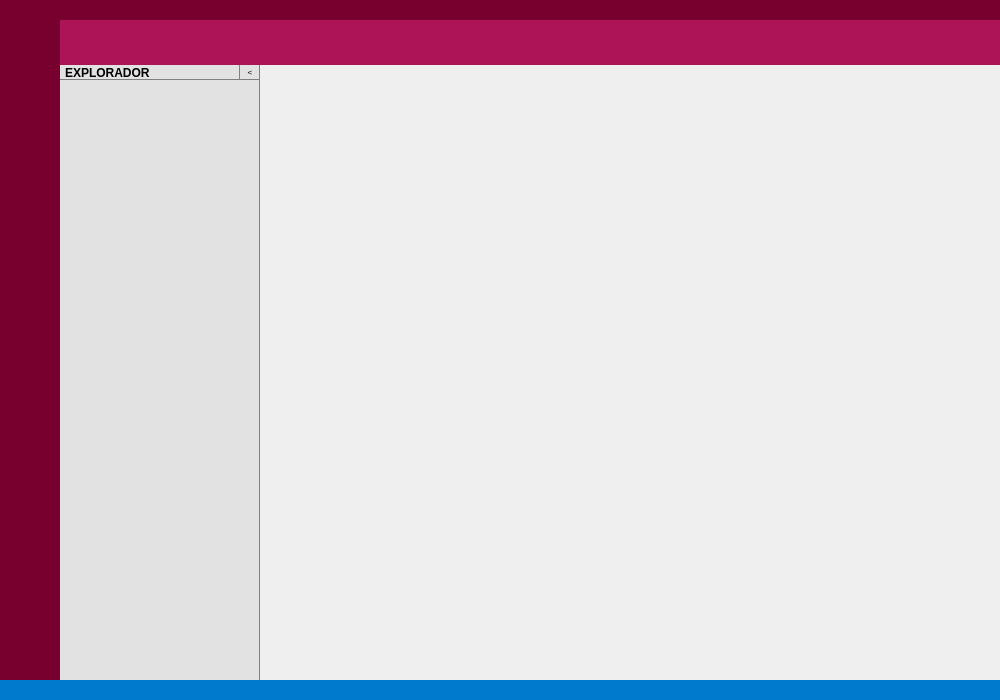
Qt form Software/development/Form/main.ui (Debaq/Fullaxis) before a commit.
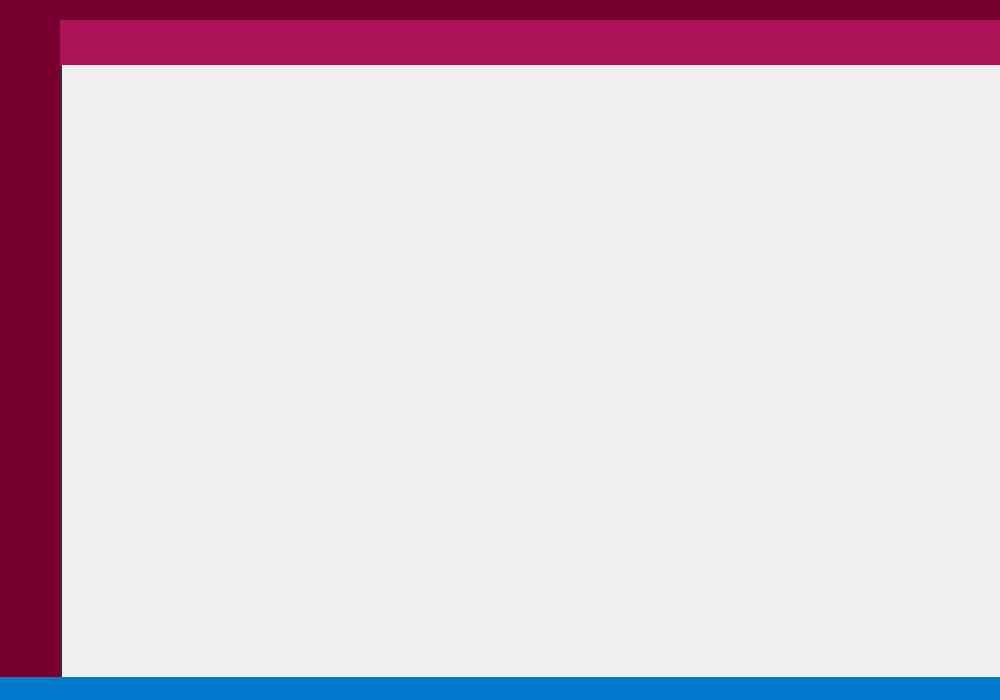
The same form after that commit. The open tabs and pages were chosen to show the change. Icons and pictures are not drawn.

```diff
--- a/Software/development/Form/main.ui
+++ b/Software/development/Form/main.ui
@@ -20,12 +20,6 @@
    <string>FullAxis</string>
   </property>
   <widget class="QWidget" name="FrameMain_L0">
-   <property name="sizePolicy">
-    <sizepolicy hsizetype="Expanding" vsizetype="Expanding">
-     <horstretch>0</horstretch>
-     <verstretch>0</verstretch>
-    </sizepolicy>
-   </property>
    <layout class="QVBoxLayout" name="layoutFrameMain_L0">
     <property name="spacing">
      <number>0</number>
@@ -530,10 +524,16 @@
           </item>
           <item>
            <widget class="QWidget" name="FrameMenuLeftinfo_L3" native="true">
+            <property name="minimumSize">
+             <size>
+              <width>0</width>
+              <height>23</height>
+             </size>
+            </property>
             <property name="maximumSize">
              <size>
               <width>16777215</width>
-              <height>20</height>
+              <height>23</height>
              </size>
             </property>
             <property name="styleSheet">
@@ -559,7 +559,7 @@
               <widget class="QLabel" name="labelMenuLeftInfo">
                <property name="font">
                 <font>
-                 <pointsize>6</pointsize>
+                 <pointsize>8</pointsize>
                  <weight>50</weight>
                  <bold>false</bold>
                  <stylestrategy>PreferAntialias</stylestrategy>
@@ -570,10 +570,22 @@
                 <string notr="true">color:white</string>
                </property>
                <property name="text">
-                <string/>
+                <string>&lt;html&gt;&lt;head/&gt;&lt;body&gt;&lt;p&gt;&lt;br/&gt;&lt;/p&gt;&lt;/body&gt;&lt;/html&gt;</string>
+               </property>
+               <property name="textFormat">
+                <enum>Qt::RichText</enum>
+               </property>
+               <property name="scaledContents">
+                <bool>false</bool>
                </property>
                <property name="alignment">
-                <set>Qt::AlignCenter</set>
+                <set>Qt::AlignHCenter|Qt::AlignTop</set>
+               </property>
+               <property name="margin">
+                <number>-6</number>
+               </property>
+               <property name="indent">
+                <number>0</number>
                </property>
               </widget>
              </item>
@@ -623,176 +635,26 @@
               <widget class="QFrame" name="FrameOption_L5">
                <property name="minimumSize">
                 <size>
-                 <width>0</width>
+                 <width>2</width>
                  <height>0</height>
                 </size>
                </property>
                <property name="maximumSize">
                 <size>
-                 <width>200</width>
+                 <width>2</width>
                  <height>16777215</height>
                 </size>
                </property>
                <property name="styleSheet">
-                <string notr="true">background-color: rgb(225, 226, 225);
-border-right	: 1px solid gray;</string>
+                <string notr="true">background-color: rgb(44, 49, 60);</string>
                </property>
-               <property name="frameShape">
-                <enum>QFrame::NoFrame</enum>
-               </property>
-               <layout class="QVBoxLayout" name="layaoutFrameOption_L5">
-                <property name="spacing">
-                 <number>0</number>
-                </property>
-                <property name="leftMargin">
-                 <number>0</number>
-                </property>
-                <property name="topMargin">
-                 <number>0</number>
-                </property>
-                <property name="rightMargin">
-                 <number>0</number>
-                </property>
-                <property name="bottomMargin">
-                 <number>0</number>
-                </property>
-                <item>
-                 <widget class="QFrame" name="TitleExplorer_L6">
-                  <property name="enabled">
-                   <bool>true</bool>
-                  </property>
-                  <property name="minimumSize">
-                   <size>
-                    <width>0</width>
-                    <height>10</height>
-                   </size>
-                  </property>
-                  <property name="maximumSize">
-                   <size>
-                    <width>16777215</width>
-                    <height>15</height>
-                   </size>
-                  </property>
-                  <property name="styleSheet">
-                   <string notr="true">border-bottom : 1px solid gray;</string>
-                  </property>
-                  <layout class="QHBoxLayout" name="layoutTitleExplorer_L6">
-                   <property name="spacing">
-                    <number>0</number>
-                   </property>
-                   <property name="leftMargin">
-                    <number>5</number>
-                   </property>
-                   <property name="topMargin">
-                    <number>0</number>
-                   </property>
-                   <property name="rightMargin">
-                    <number>0</number>
-                   </property>
-                   <property name="bottomMargin">
-                    <number>0</number>
-                   </property>
-                   <item>
-                    <widget class="QLabel" name="lbl_Explorer">
-                     <property name="enabled">
-                      <bool>true</bool>
-                     </property>
-                     <property name="sizePolicy">
-                      <sizepolicy hsizetype="Minimum" vsizetype="Preferred">
-                       <horstretch>0</horstretch>
-                       <verstretch>0</verstretch>
-                      </sizepolicy>
-                     </property>
-                     <property name="font">
-                      <font>
-                       <pointsize>9</pointsize>
-                       <weight>75</weight>
-                       <bold>true</bold>
-                      </font>
-                     </property>
-                     <property name="text">
-                      <string>EXPLORADOR</string>
-                     </property>
-                     <property name="alignment">
-                      <set>Qt::AlignLeading|Qt::AlignLeft|Qt::AlignVCenter</set>
-                     </property>
-                    </widget>
-                   </item>
-                   <item>
-                    <widget class="QPushButton" name="btn_ContractExplorer">
-                     <property name="minimumSize">
-                      <size>
-                       <width>20</width>
-                       <height>0</height>
-                      </size>
-                     </property>
-                     <property name="maximumSize">
-                      <size>
-                       <width>20</width>
-                       <height>16777215</height>
-                      </size>
-                     </property>
-                     <property name="font">
-                      <font>
-                       <pointsize>6</pointsize>
-                       <weight>50</weight>
-                       <bold>false</bold>
-                       <kerning>false</kerning>
-                      </font>
-                     </property>
-                     <property name="styleSheet">
-                      <string notr="true">background-color: rgba(0, 0, 0, 0);
-	border: none;
-</string>
-                     </property>
-                     <property name="text">
-                      <string>&lt;</string>
-                     </property>
-                    </widget>
-                   </item>
-                  </layout>
-                 </widget>
-                </item>
-                <item>
-                 <widget class="QFrame" name="ContentExplorer">
-                  <layout class="QVBoxLayout" name="verticalLayout_5">
-                   <property name="spacing">
-                    <number>0</number>
-                   </property>
-                   <property name="leftMargin">
-                    <number>0</number>
-                   </property>
-                   <property name="topMargin">
-                    <number>0</number>
-                   </property>
-                   <property name="rightMargin">
-                    <number>0</number>
-                   </property>
-                   <property name="bottomMargin">
-                    <number>0</number>
-                   </property>
-                  </layout>
-                 </widget>
-                </item>
-               </layout>
+               <layout class="QVBoxLayout" name="verticalLayout_3"/>
               </widget>
              </item>
              <item>
-              <widget class="QFrame" name="FrameCenter_L5">
-               <layout class="QHBoxLayout" name="horizontalLayout_3">
-                <item>
-                 <widget class="QStackedWidget" name="stackedWidget">
-                  <property name="sizePolicy">
-                   <sizepolicy hsizetype="Maximum" vsizetype="Preferred">
-                    <horstretch>0</horstretch>
-                    <verstretch>0</verstretch>
-                   </sizepolicy>
-                  </property>
-                  <widget class="QWidget" name="page_home"/>
-                  <widget class="QWidget" name="page_6"/>
-                 </widget>
-                </item>
-               </layout>
+              <widget class="QStackedWidget" name="stackedWidget">
+               <widget class="QWidget" name="page_home"/>
+               <widget class="QWidget" name="page_workspace"/>
               </widget>
              </item>
             </layout>
@@ -803,13 +665,13 @@
             <property name="minimumSize">
              <size>
               <width>0</width>
-              <height>20</height>
+              <height>23</height>
              </size>
             </property>
             <property name="maximumSize">
              <size>
               <width>16777215</width>
-              <height>20</height>
+              <height>23</height>
              </size>
             </property>
             <property name="styleSheet">
```
Left out of the diff: 4 changed lines with no effect on the pictures.
